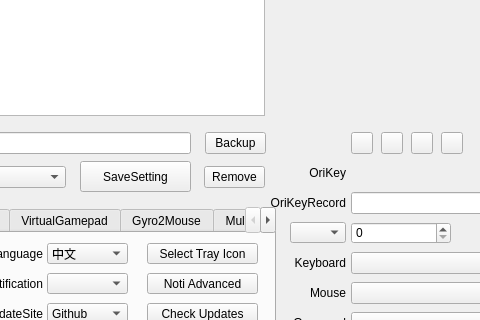
This is QKeyMapper/qkeymapper.ui in Zalafina/QKeyMapper as Qt 5 draws it before an edit; both pictures show x 235 to 715 and y 238 to 558 of the 1070 by 670 pixel window. The edited form follows.
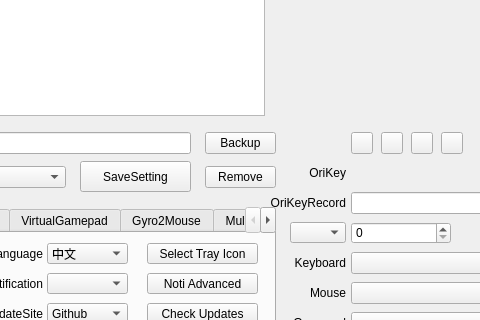
This is the edited form.

Diff of the .ui file:
```diff
--- a/QKeyMapper/qkeymapper.ui
+++ b/QKeyMapper/qkeymapper.ui
@@ -190,9 +190,9 @@
   <widget class="QPushButton" name="removeSettingButton">
    <property name="geometry">
     <rect>
-     <x>439</x>
+     <x>440</x>
      <y>404</y>
-     <width>61</width>
+     <width>71</width>
      <height>22</height>
     </rect>
    </property>
@@ -2385,7 +2385,7 @@
     <rect>
      <x>440</x>
      <y>370</y>
-     <width>61</width>
+     <width>71</width>
      <height>22</height>
     </rect>
    </property>
```
